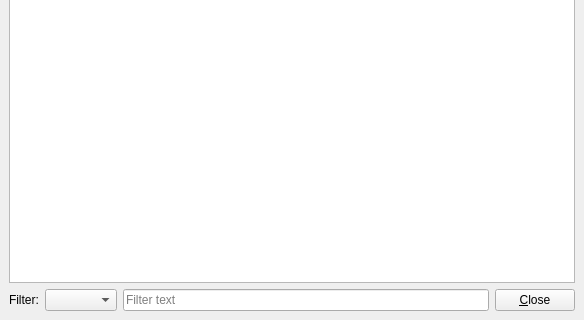
The window that libs/seiscomp/gui/core/logmanager.ui (SeisComP/common) describes before a commit, drawn with Qt 5; both pictures show x 0 to 584 and y 193 to 513 of the 584 by 513 pixel window.
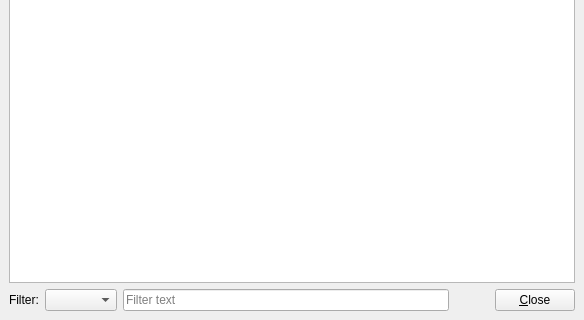
The same window after the commit. Icons and pictures are not drawn.

What changed in the file:
```diff
--- a/libs/seiscomp/gui/core/logmanager.ui
+++ b/libs/seiscomp/gui/core/logmanager.ui
@@ -79,6 +79,18 @@
       </item>
       <item>
        <widget class="QLineEdit" name="editFilter">
+        <property name="sizePolicy">
+         <sizepolicy hsizetype="Expanding" vsizetype="Fixed">
+          <horstretch>1</horstretch>
+          <verstretch>0</verstretch>
+         </sizepolicy>
+        </property>
+        <property name="maximumSize">
+         <size>
+          <width>400</width>
+          <height>16777215</height>
+         </size>
+        </property>
         <property name="toolTip">
          <string>Show only rows where any column to be checked contains the filter text.</string>
         </property>
@@ -87,6 +99,22 @@
         </property>
        </widget>
       </item>
+      <item>
+       <spacer name="horizontalSpacer">
+        <property name="orientation">
+         <enum>Qt::Horizontal</enum>
+        </property>
+        <property name="sizeType">
+         <enum>QSizePolicy::Expanding</enum>
+        </property>
+        <property name="sizeHint" stdset="0">
+         <size>
+          <width>40</width>
+          <height>0</height>
+         </size>
+        </property>
+       </spacer>
+      </item>
       <item>
        <widget class="QPushButton" name="pushButton">
         <property name="sizePolicy">
```
Left out of the diff: 6 changed lines with no effect on the pictures.
